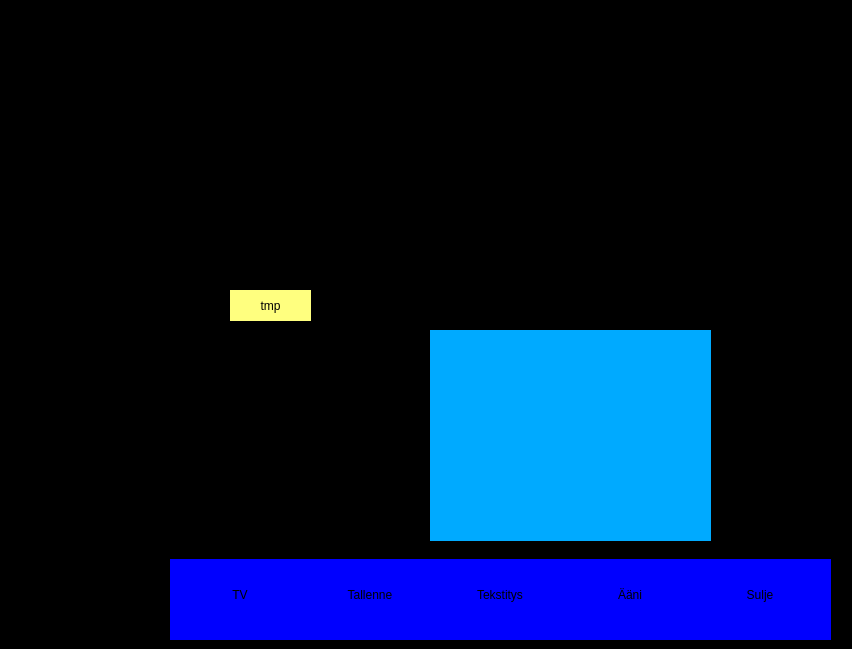
Old version of the form paaikkuna.ui in the repository janttari/pycectv3.
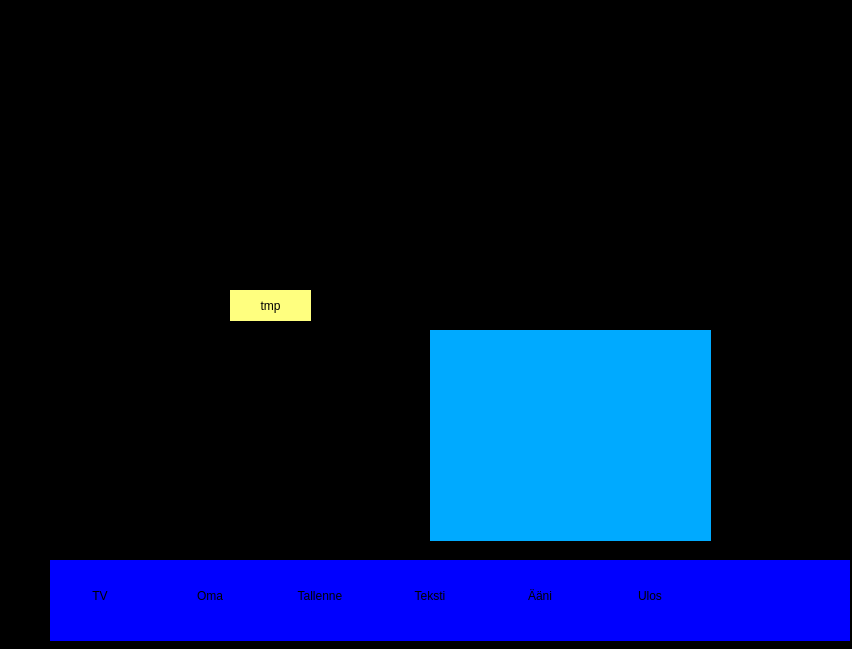
New version of the form.

Diff of the .ui file:
```diff
--- a/paaikkuna.ui
+++ b/paaikkuna.ui
@@ -20,9 +20,9 @@
   <widget class="QFrame" name="frame_alapalkki">
    <property name="geometry">
     <rect>
-     <x>170</x>
-     <y>559</y>
-     <width>661</width>
+     <x>50</x>
+     <y>560</y>
+     <width>800</width>
      <height>81</height>
     </rect>
    </property>
@@ -41,9 +41,9 @@
    <widget class="QToolButton" name="btn_tv">
     <property name="geometry">
      <rect>
-      <x>10</x>
+      <x>0</x>
       <y>10</y>
-      <width>120</width>
+      <width>100</width>
       <height>51</height>
      </rect>
     </property>
@@ -65,9 +65,9 @@
    <widget class="QToolButton" name="btn_tallenne">
     <property name="geometry">
      <rect>
-      <x>140</x>
+      <x>220</x>
       <y>10</y>
-      <width>120</width>
+      <width>100</width>
       <height>51</height>
      </rect>
     </property>
@@ -89,9 +89,9 @@
    <widget class="QToolButton" name="btn_teksti">
     <property name="geometry">
      <rect>
-      <x>270</x>
+      <x>330</x>
       <y>10</y>
-      <width>120</width>
+      <width>100</width>
       <height>51</height>
      </rect>
     </property>
@@ -107,15 +107,15 @@
 color: yellow;};</string>
     </property>
     <property name="text">
-     <string>Tekstitys</string>
+     <string>Teksti</string>
     </property>
    </widget>
    <widget class="QToolButton" name="btn_aani">
     <property name="geometry">
      <rect>
-      <x>400</x>
+      <x>440</x>
       <y>10</y>
-      <width>120</width>
+      <width>100</width>
       <height>51</height>
      </rect>
     </property>
@@ -137,9 +137,9 @@
    <widget class="QToolButton" name="btn_sulje">
     <property name="geometry">
      <rect>
-      <x>530</x>
+      <x>550</x>
       <y>10</y>
-      <width>120</width>
+      <width>100</width>
       <height>51</height>
      </rect>
     </property>
@@ -155,7 +155,31 @@
 color: yellow;};</string>
     </property>
     <property name="text">
-     <string>Sulje</string>
+     <string>Ulos</string>
+    </property>
+   </widget>
+   <widget class="QToolButton" name="btn_oma">
+    <property name="geometry">
+     <rect>
+      <x>110</x>
+      <y>10</y>
+      <width>100</width>
+      <height>51</height>
+     </rect>
+    </property>
+    <property name="styleSheet">
+     <string notr="true">QToolButton{
+background-color: rgb(0,0,255);
+font: 18pt &quot;Ubuntu&quot;;
+color: yellow;}
+
+QToolButton::focus{
+border-top-right-radius: 0px;
+background-color: rgb(255,0,0); 
+color: yellow;};</string>
+    </property>
+    <property name="text">
+     <string>Oma</string>
     </property>
    </widget>
   </widget>
```
Left out of the diff: 51 changed lines with no effect on the pictures.
